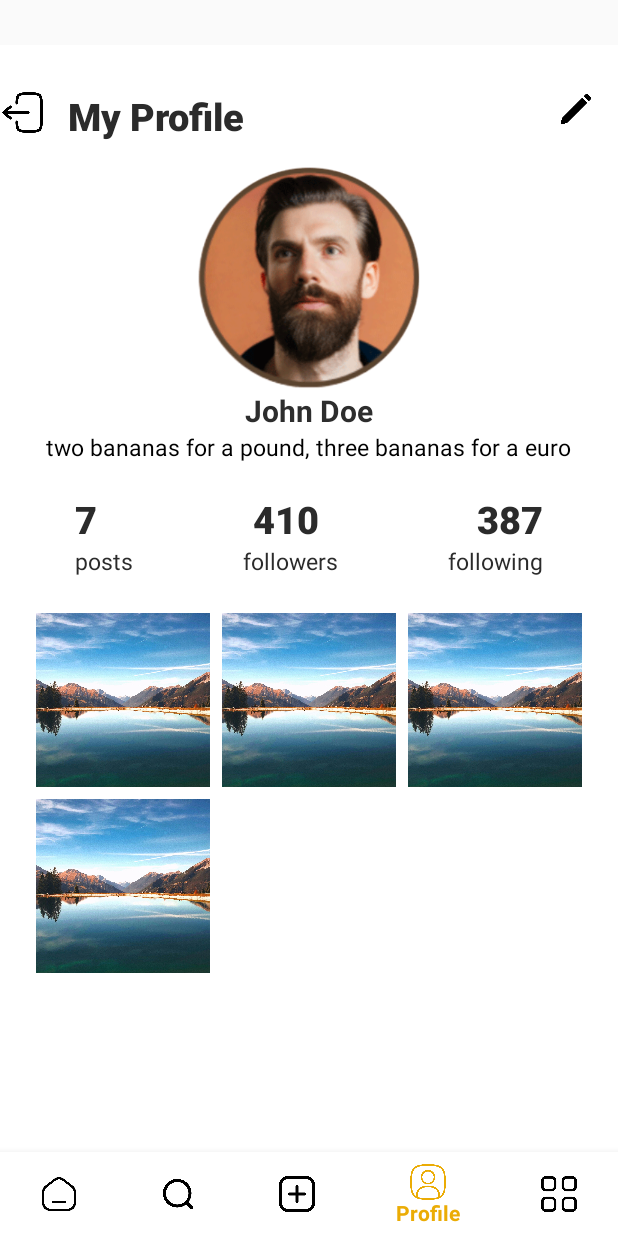
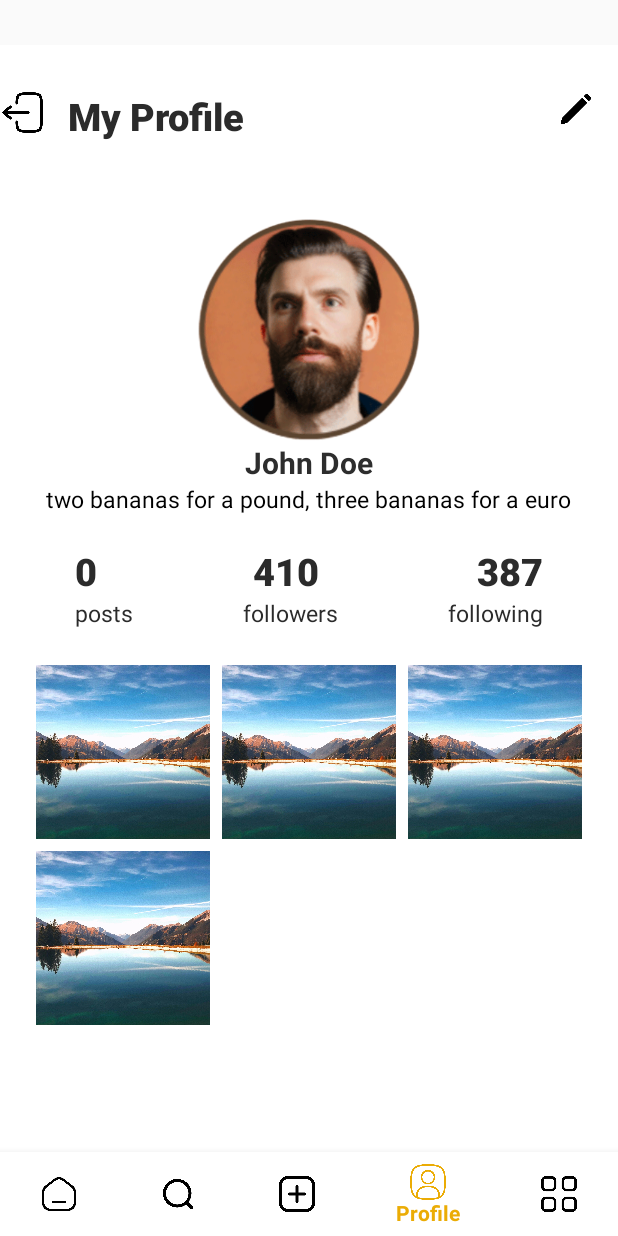
Before and after one commit to shaffinX/ConnectMe, an Android app: the screen it shows after launch once a user with an empty profile is signed in (Navigation), item 4 of the bottom bar chosen, on a phone screen of 412 x 824 dp. Run offline under Robolectric (Android 15) with nearby library versions, the phone set to English and light mode, and no system bars; our stand-ins replace CircleImageView, Firebase (no records; nobody signed in at launch, a user with empty details on screens opened directly).

Commit message:
Profile-Page View

```diff
--- a/app/src/main/java/com/shaffinimam/i212963/Profile.kt
+++ b/app/src/main/java/com/shaffinimam/i212963/Profile.kt
@@ -1,18 +1,34 @@
 package com.shaffinimam.i212963
 
 import android.content.Intent
+import android.graphics.Bitmap
+import android.graphics.BitmapFactory
+import android.media.Image
 import android.os.Bundle
+import android.util.Base64
 import androidx.fragment.app.Fragment
 import android.view.LayoutInflater
 import android.view.View
 import android.view.ViewGroup
 import android.widget.ImageButton
+import android.widget.ImageView
 import android.widget.LinearLayout
+import android.widget.TextView
 import android.widget.Toast
 import com.google.firebase.auth.FirebaseAuth
+import com.google.firebase.database.*
 
 
 class Profile : Fragment() {
+    private lateinit var auth: FirebaseAuth
+    private lateinit var database: DatabaseReference
+    private val userId get() = auth.currentUser?.uid ?: ""
+
+    private lateinit var prfpic: ImageView
+    private lateinit var usrname: TextView
+    private lateinit var biotext: TextView
+    private lateinit var text_followers: TextView
+    private lateinit var text_following: TextView
 
     override fun onCreate(savedInstanceState: Bundle?) {
         super.onCreate(savedInstanceState)
@@ -29,6 +45,16 @@ class Profile : Fragment() {
     override fun onViewCreated(view: View, savedInstanceState: Bundle?) {
         super.onViewCreated(view, savedInstanceState)
 
+        auth = FirebaseAuth.getInstance()
+        database = FirebaseDatabase.getInstance().reference.child("Profile").child(userId)
+
+        // Check if user is logged in
+        if (userId.isEmpty()) {
+            Toast.makeText(requireContext(), "User not logged in", Toast.LENGTH_SHORT).show()
+            requireActivity().finish() // Close the activity
+            return
+        }
+
         val button = view.findViewById<ImageButton>(R.id.editpr)
         button.setOnClickListener {
             val intent = Intent(requireContext(), EditProfile::class.java)
@@ -42,7 +68,13 @@ class Profile : Fragment() {
             val intent = Intent(requireContext(), FollowList::class.java)
             startActivity(intent)
         }
+        prfpic = view.findViewById(R.id.prfpic)
+        usrname = view.findViewById(R.id.usrname)
+        biotext = view.findViewById(R.id.biotext)
+        text_followers = view.findViewById(R.id.txtfols)
+        text_following = view.findViewById(R.id.txtfolg)
 
+        loadProfileData()
         logout.setOnClickListener {
             // Get Firebase Auth instance
             val auth = FirebaseAuth.getInstance()
@@ -62,5 +94,55 @@ class Profile : Fragment() {
             // Close the current activity that contains this fragment
             requireActivity().finish()
         }
+
+
+
     }
+
+
+    private fun loadProfileData() {
+        database.addListenerForSingleValueEvent(object : ValueEventListener {
+            override fun onDataChange(snapshot: DataSnapshot) {
+                if (snapshot.exists()) {
+                    val username = snapshot.child("UserName").getValue(String::class.java) ?: ""
+                    val bio = snapshot.child("Bio").getValue(String::class.java) ?: ""
+                    val pic = snapshot.child("Picture").getValue(String::class.java) ?: ""
+
+                    val img = decodeImage(pic)
+                    usrname.text = username
+                    prfpic.setImageBitmap(img)
+                    biotext.text = bio
+
+
+                }
+            }
+
+            override fun onCancelled(error: DatabaseError) {
+                Toast.makeText(requireContext(), "Error: ${error.message}", Toast.LENGTH_SHORT).show()
+            }
+        })
+        database = FirebaseDatabase.getInstance().reference.child("users/").child(userId)
+        database.addListenerForSingleValueEvent(object : ValueEventListener {
+            override fun onDataChange(snapshot: DataSnapshot) {
+                if (snapshot.exists()) {
+                    val folr = snapshot.child("followers").getValue(String::class.java) ?: ""
+                    val folg = snapshot.child("following").getValue(String::class.java) ?: ""
+
+
+                    text_followers.text = folr
+                    text_following.text = folg // Ensure this field is being displaye
+
+                }
+            }
+
+            override fun onCancelled(error: DatabaseError) {
+                Toast.makeText(requireContext(), "Error: ${error.message}", Toast.LENGTH_SHORT).show()
+            }
+        })
+    }
+    private fun decodeImage(encodedString: String): Bitmap {
+        val decodedBytes = Base64.decode(encodedString, Base64.DEFAULT)
+        return BitmapFactory.decodeByteArray(decodedBytes, 0, decodedBytes.size)
+    }
+
 }
--- a/app/src/main/java/com/shaffinimam/i212963/Register.kt
+++ b/app/src/main/java/com/shaffinimam/i212963/Register.kt
@@ -58,13 +58,13 @@ class Register : AppCompatActivity() {
                 }
             }
     }
-    data class User(val id: String, val username: String, val email: String, val phone: String)
+    data class User(val id: String, val username: String, val email: String, val phone: String,val followers:String,val following:String)
     private fun saveToRDB(email:String,username: String,phone:String,id:String){
         val database: FirebaseDatabase = FirebaseDatabase.getInstance()
         val usersRef: DatabaseReference = database.getReference("users/") // Root node "users"
 
         // Create a user object
-        val user = User(id, username, email,phone)
+        val user = User(id, username, email,phone,"0","0")
 
         // Save user data under the userId node
         usersRef.child(id).setValue(user)
--- a/app/src/main/res/layout/fragment_profile.xml
+++ b/app/src/main/res/layout/fragment_profile.xml
@@ -54,14 +54,15 @@
            android:paddingStart="20dp"
            android:paddingEnd="20dp"
            tools:ignore="UseCompoundDrawables">
-           <ImageView
+           <de.hdodenhof.circleimageview.CircleImageView
+               android:id="@+id/prfpic"
                android:layout_width="150dp"
                android:layout_height="150dp"
                android:src="@drawable/prf"
-               android:layout_marginTop="15dp"
                android:layout_gravity="center"
-               tools:ignore="ContentDescription" />
+               android:layout_marginTop="50dp"/>
            <TextView
+               android:id="@+id/usrname"
                android:layout_width="wrap_content"
                android:layout_height="wrap_content"
                android:text="John Doe"
@@ -72,6 +73,7 @@
                android:layout_gravity="center"
                tools:ignore="HardcodedText" />
            <TextView
+               android:id="@+id/biotext"
                android:layout_width="wrap_content"
                android:layout_height="wrap_content"
                android:text="two bananas for a pound, three bananas for a euro"
@@ -93,7 +95,7 @@
                <TextView
                    android:layout_width="wrap_content"
                    android:layout_height="wrap_content"
-                   android:text="7"
+                   android:text="0"
                    android:fontFamily="sans-serif-black"
                    android:textStyle="bold"
                    android:textSize="25sp"
@@ -102,6 +104,7 @@
                    android:gravity="start"
                    tools:ignore="HardcodedText" />
                <TextView
+                   android:id="@+id/txtfols"
                    android:layout_width="wrap_content"
                    android:layout_height="wrap_content"
                    android:text="410"
@@ -113,6 +116,7 @@
                    android:gravity="center"
                    tools:ignore="HardcodedText" />
                <TextView
+                   android:id="@+id/txtfolg"
                    android:layout_width="wrap_content"
                    android:layout_height="wrap_content"
                    android:text="387"
```
